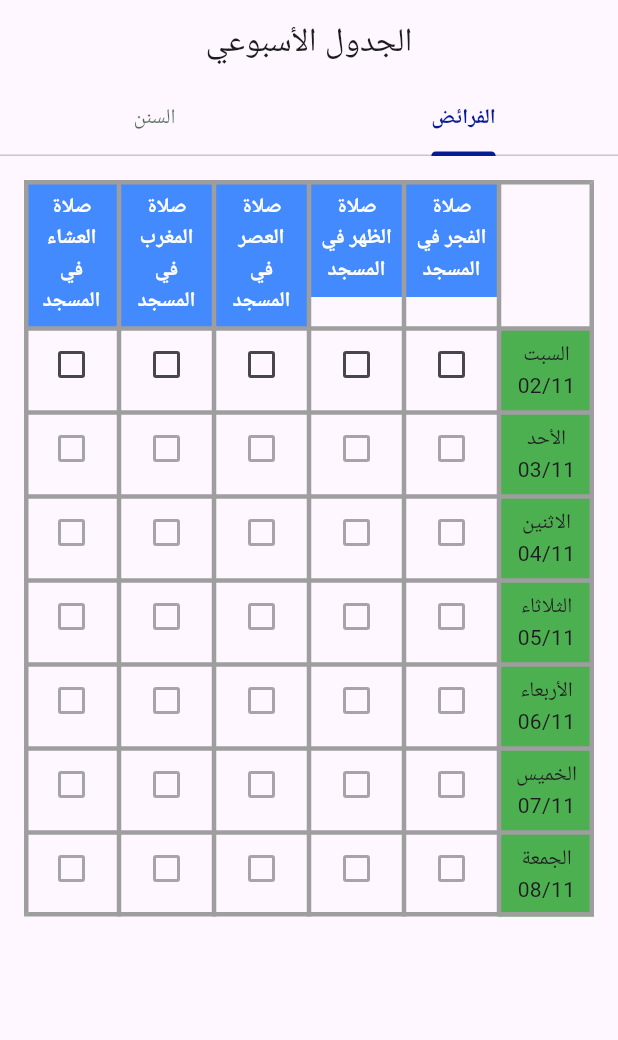
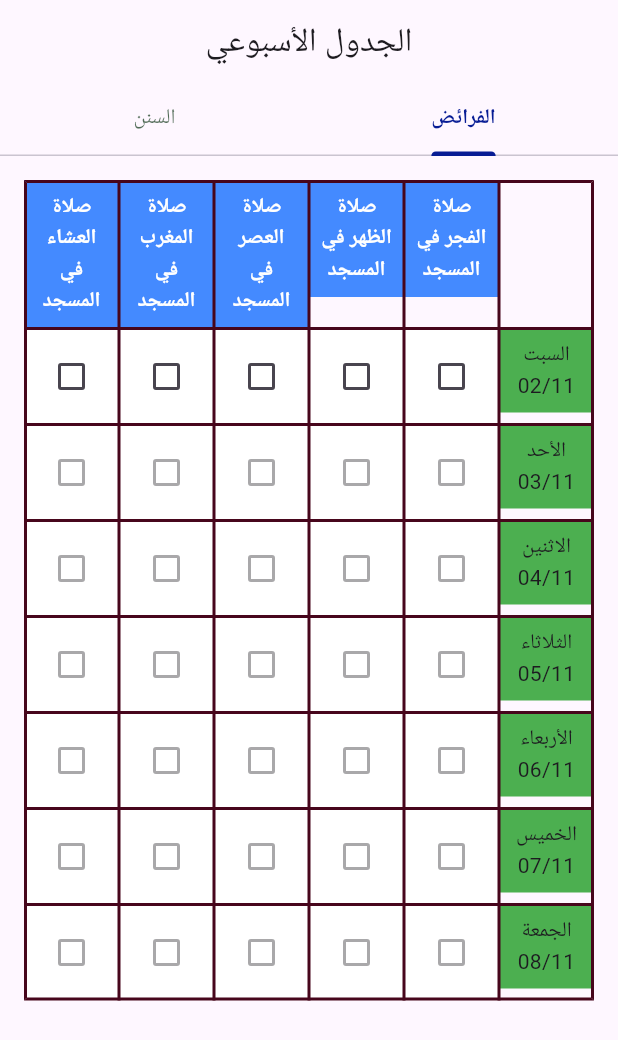
Before and after one commit to hmada2024/observer, a Flutter app: the screen it shows after launch, on a phone screen of 412 x 824 dp. Shown: the top 1040 px of the screen. Run offline on Flutter 3.47's test engine with Material 3 defaults, Android fonts, the phone set to English and light mode, and no system bars; our stand-ins replace get, shared_preferences.

Commit message:
change style

```diff
--- a/lib/pages/weekly_task_schedule.dart
+++ b/lib/pages/weekly_task_schedule.dart
@@ -58,8 +58,8 @@ class WeeklyTaskSchedule extends StatelessWidget {
           padding: const EdgeInsets.all(16.0),
           child: Table(
             border: TableBorder.all(
-              color: Colors.grey,
-              width: 3.0,
+              color: const Color.fromARGB(255, 71, 6, 28),
+              width: 2.0,
             ),
             children: [
               TableRow(
@@ -95,7 +95,10 @@ class WeeklyTaskSchedule extends StatelessWidget {
                       ),
                     ),
                     for (int i = 0; i < tasks.length; i++)
-                      Center(
+                      Container(
+                        decoration: BoxDecoration(color: Colors.white),
+                        padding: EdgeInsets.all(8.0),
+                        child: Center(
                           child: Obx(() {
                             bool isFuture = taskController.isDateInFuture(weekDates[j]);
                             return Tooltip(
@@ -110,6 +113,7 @@ class WeeklyTaskSchedule extends StatelessWidget {
                             );
                           }),
                         ),
+                      ),
                   ],
                 ),
             ],
```
Lines whose indentation alone changed are shown as unchanged.
